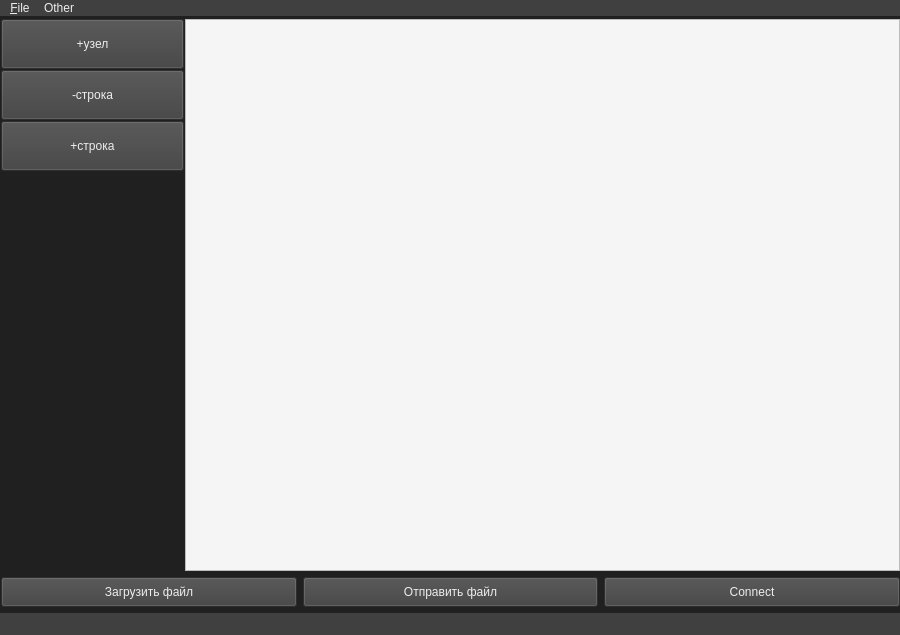
Qt form mainwindow.ui (Fragers/Big-brother-is-watching-you) before a commit.
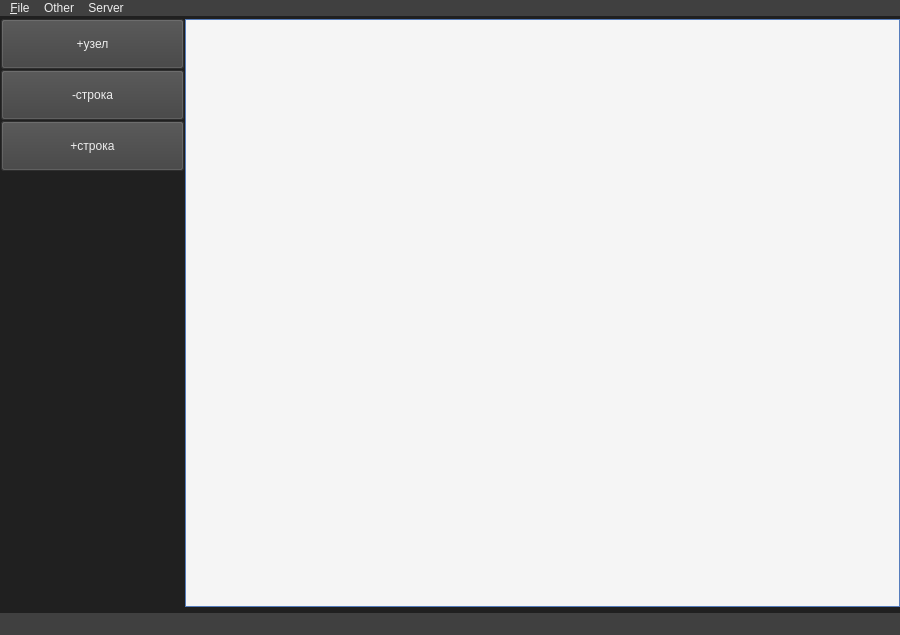
The same form after that commit. Icons and pictures are not drawn.

Patch:
```diff
--- a/mainwindow.ui
+++ b/mainwindow.ui
@@ -18,8 +18,8 @@
   </property>
   <property name="minimumSize">
    <size>
-    <width>892</width>
-    <height>634</height>
+    <width>900</width>
+    <height>635</height>
    </size>
   </property>
   <property name="maximumSize">
@@ -35,8 +35,16 @@
    <string notr="true"/>
   </property>
   <widget class="QWidget" name="centralwidget">
+   <property name="sizePolicy">
+    <sizepolicy hsizetype="Fixed" vsizetype="Fixed">
+     <horstretch>0</horstretch>
+     <verstretch>0</verstretch>
+    </sizepolicy>
+   </property>
    <property name="styleSheet">
-    <string notr="true">	background: #202020; </string>
+    <string notr="true">	background: #202020; 
+	color: white;
+</string>
    </property>
    <widget class="QWidget" name="verticalLayoutWidget_2">
     <property name="geometry">
@@ -181,20 +189,28 @@
           <bool>false</bool>
          </property>
          <property name="styleSheet">
-          <string notr="true">QHeaderView::section {
+          <string notr="true">QTreeView {
+    show-decoration-selected: 1;
+}
+
+
+
+QHeaderView::section {
     background-color: qlineargradient(x1:0, y1:0, x2:0, y2:1,
                                       stop:0 #616161, stop: 0.5 #505050,
                                       stop: 0.6 #434343, stop:1 #656565);
     color: white;
     padding-left: 4px;
     border: 1px solid #6c6c6c;
+	
 }
+
 QTreeView{
 	background: 	#F5F5F5;
 	alternate-background-color: 	#ededed;
 	color:	#4f4f4f ;
 	font: 10pt;
-	
+	 border: 1px solid #567dbc;
 }
 
 QTreeView::branch:has-siblings:!adjoins-item {
@@ -219,7 +235,28 @@
 QTreeView::branch:open:has-children:has-siblings  {
         border-image: none;
         image: url(:/branch-open.png);
-}</string>
+}
+
+
+QTreeView::item:hover {
+    background: qlineargradient(x1: 0, y1: 0, x2: 0, y2: 1, stop: 0 #e7effd, stop: 1 #cbdaf1);
+    border: 1px solid #bfcde4;
+}
+
+QTreeView::item:selected {
+    border: 1px solid #567dbc;
+}
+
+QTreeView::item:selected:active{
+    background: qlineargradient(x1: 0, y1: 0, x2: 0, y2: 1, stop: 0 #6ea1f1, stop: 1 #567dbc);
+}
+
+QTreeView::item:selected:!active {
+    background: qlineargradient(x1: 0, y1: 0, x2: 0, y2: 1, stop: 0 #6b9be8, stop: 1 #577fbf);
+}
+
+
+</string>
          </property>
          <property name="frameShape">
           <enum>QFrame::StyledPanel</enum>
@@ -237,79 +274,6 @@
        </item>
       </layout>
      </item>
-     <item>
-      <layout class="QHBoxLayout" name="horizontalLayout">
-       <item>
-        <widget class="QPushButton" name="install">
-         <property name="sizePolicy">
-          <sizepolicy hsizetype="Preferred" vsizetype="Fixed">
-           <horstretch>0</horstretch>
-           <verstretch>0</verstretch>
-          </sizepolicy>
-         </property>
-         <property name="minimumSize">
-          <size>
-           <width>0</width>
-           <height>30</height>
-          </size>
-         </property>
-         <property name="styleSheet">
-          <string notr="true">color: #ededed;
-background-color: #404040</string>
-         </property>
-         <property name="text">
-          <string>Загрузить файл</string>
-         </property>
-        </widget>
-       </item>
-       <item>
-        <widget class="QPushButton" name="pushButton">
-         <property name="sizePolicy">
-          <sizepolicy hsizetype="Preferred" vsizetype="Fixed">
-           <horstretch>0</horstretch>
-           <verstretch>0</verstretch>
-          </sizepolicy>
-         </property>
-         <property name="minimumSize">
-          <size>
-           <width>0</width>
-           <height>30</height>
-          </size>
-         </property>
-         <property name="styleSheet">
-          <string notr="true">color: #ededed;
-background-color: #404040</string>
-         </property>
-         <property name="text">
-          <string>Отправить файл</string>
-         </property>
-        </widget>
-       </item>
-       <item>
-        <widget class="QPushButton" name="ConnectTo">
-         <property name="sizePolicy">
-          <sizepolicy hsizetype="Preferred" vsizetype="Fixed">
-           <horstretch>0</horstretch>
-           <verstretch>0</verstretch>
-          </sizepolicy>
-         </property>
-         <property name="minimumSize">
-          <size>
-           <width>0</width>
-           <height>30</height>
-          </size>
-         </property>
-         <property name="styleSheet">
-          <string notr="true">color: #ededed;
-background-color: #404040</string>
-         </property>
-         <property name="text">
-          <string>Connect</string>
-         </property>
-        </widget>
-       </item>
-      </layout>
-     </item>
     </layout>
    </widget>
   </widget>
@@ -391,8 +355,34 @@
     </property>
     <addaction name="actionShow_chart"/>
    </widget>
+   <widget class="QMenu" name="menuServer">
+    <property name="styleSheet">
+     <string notr="true">QMenu {
+    color: #ededed;
+	background: #353535;  /* sets background of the menu */
+    border: 1px solid black;
+}
+
+QMenu::item {
+    /* sets background of menu item. set this to something non-transparent
+        if you want menu color and menu item color to be different */
+    background-color: transparent;
+}
+
+QMenu::item:selected { /* when user selects item using mouse or keyboard */
+    background-color: #2F4F4F;
+}</string>
+    </property>
+    <property name="title">
+     <string>Server</string>
+    </property>
+    <addaction name="actionLoad_file"/>
+    <addaction name="actionUpload_file"/>
+    <addaction name="actionConnect"/>
+   </widget>
    <addaction name="menu_flie"/>
    <addaction name="menuOther"/>
+   <addaction name="menuServer"/>
   </widget>
   <widget class="QStatusBar" name="statusbar">
    <property name="styleSheet">
```
Left out of the diff: 17 changed lines with no effect on the pictures.
